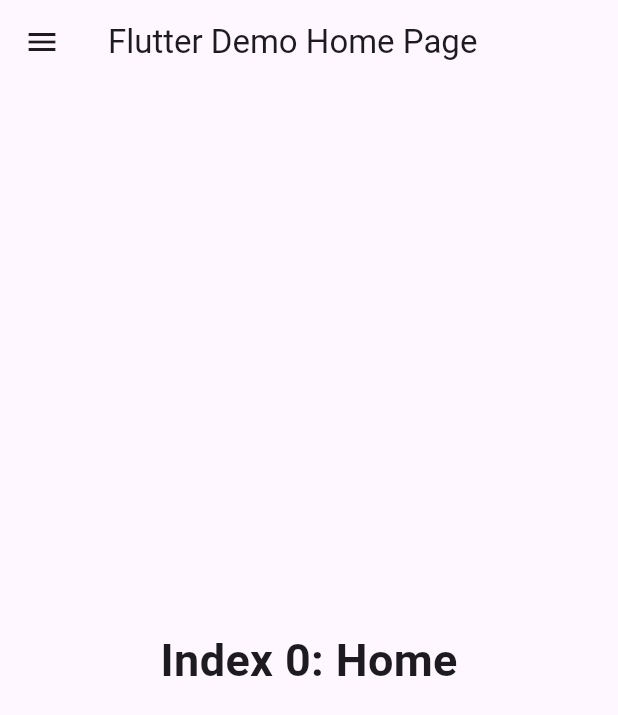
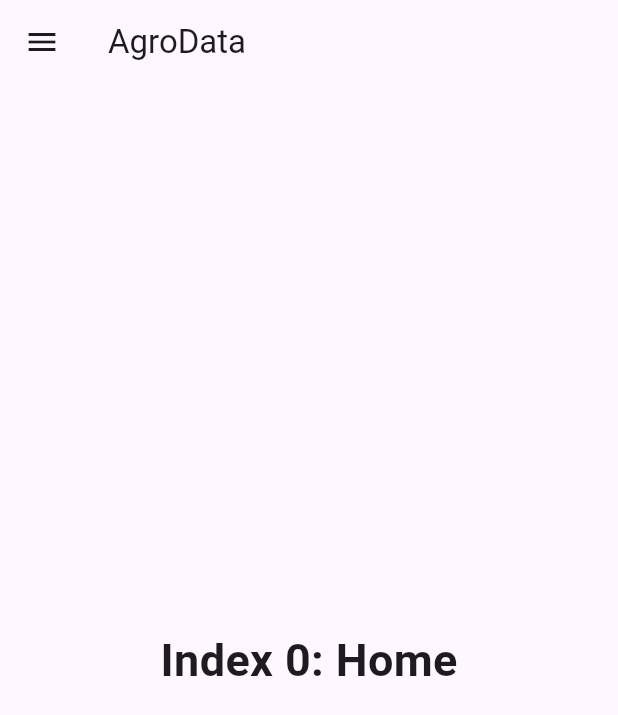
Before and after one commit to JohnCooper25/AgroData_App, a Flutter app: the screen it shows after launch, on a phone screen of 412 x 824 dp. Shown: the top 715 px of the screen. Run offline on Flutter 3.47's test engine with Material 3 defaults, Android fonts, the phone set to English and light mode, and no system bars.

Commit message:
Cambio de textos

```diff
--- a/App_AgroData/lib/main.dart
+++ b/App_AgroData/lib/main.dart
@@ -15,12 +15,12 @@ class MyApp extends StatelessWidget {
   @override
   Widget build(BuildContext context) {
     return MaterialApp(
-      title: 'Flutter Demo',
+      title: 'Agro_Data',
       theme: ThemeData(
 
         colorScheme: ColorScheme.fromSeed(seedColor: Colors.deepPurple),
       ),
-      home: const MyHomePage(title: 'Flutter Demo Home Page'),
+      home: const MyHomePage(title: 'AgroData'),
     );
   }
 }
```
